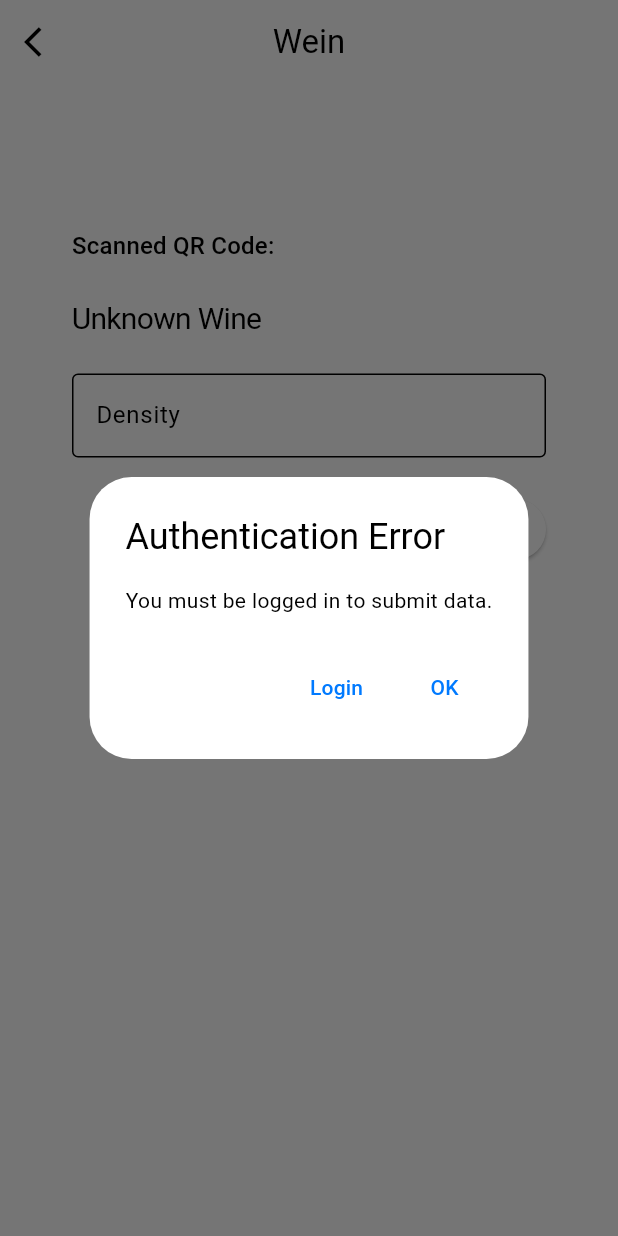
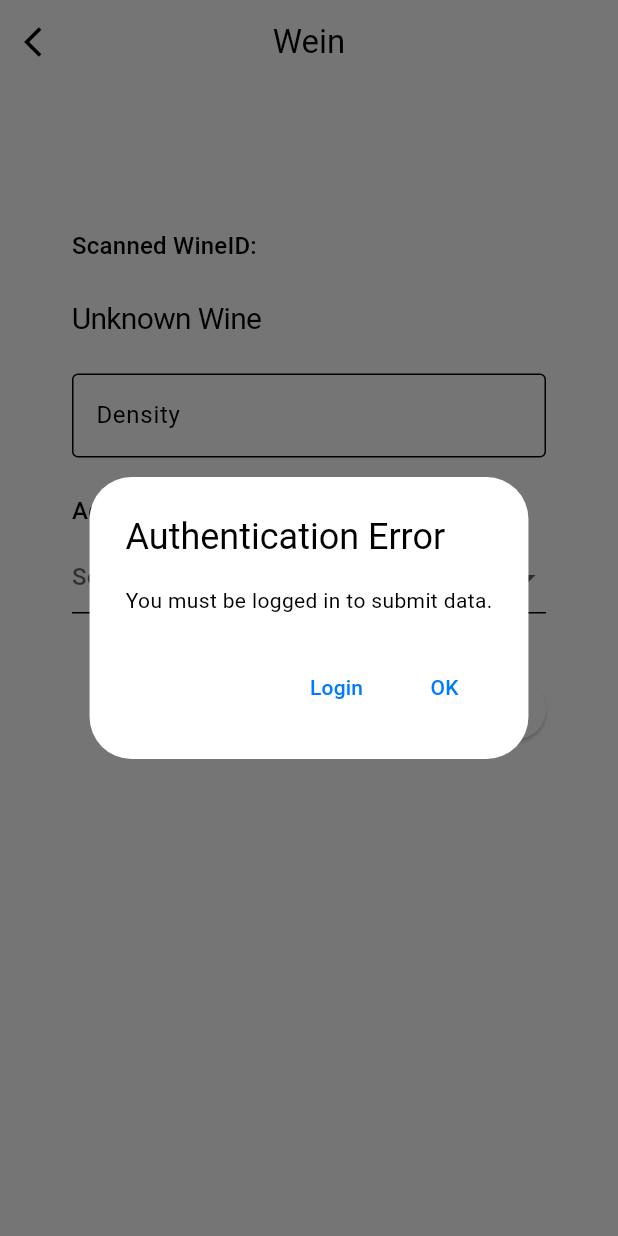
Before and after one commit to kirilft/Weinkeller, a Flutter app: the QRResultPage screen opened by its route, after a tap on "Submit", on a phone screen of 412 x 824 dp. Run offline on Flutter 3.47's test engine with Material 3 defaults, Android fonts, the phone set to English and light mode, and no system bars; our stand-ins replace flutter_secure_storage, flutter_svg, font_awesome_flutter, shared_preferences, sqflite; missing offline and left inert: qr_code_scanner; accounts and stored records are empty; Roboto replaces fonts that are missing (SF Pro, SFProDisplay).

Commit message:
adding the additives

```diff
--- a/lib/components/qr_result.dart
+++ b/lib/components/qr_result.dart
@@ -1,8 +1,17 @@
+import 'dart:ui'; // For FontFeature
 import 'package:flutter/material.dart';
 import 'package:flutter/services.dart';
+import 'package:intl/intl.dart';
 import 'package:provider/provider.dart';
 import 'package:weinkeller/services/api_service.dart';
 import 'package:weinkeller/services/auth_service.dart';
+
+/// A simple data class to hold additive information.
+class _AdditiveEntry {
+  String? selectedAdditive;
+  String amount;
+  _AdditiveEntry({this.selectedAdditive, this.amount = ''});
+}
 
 class QRResultPage extends StatefulWidget {
   static const routeName = '/qrResult';
@@ -18,7 +27,18 @@ class QRResultPage extends StatefulWidget {
 class _QRResultPageState extends State<QRResultPage> {
   final TextEditingController _densityController = TextEditingController();
   bool _isSubmitting = false;
-  String _wineName = ''; // This will store the fetched wine name
+  String _wineName = '';
+
+  // List to hold additive entries; starts with one empty entry.
+  List<_AdditiveEntry> _additiveEntries = [_AdditiveEntry()];
+
+  // Sample list of available additives.
+  final List<String> _availableAdditives = [
+    'Sulfur',
+    'Yeast Nutrient',
+    'Acid',
+    'Pectic Enzyme'
+  ];
 
   @override
   void initState() {
@@ -30,9 +50,9 @@ class _QRResultPageState extends State<QRResultPage> {
     try {
       final apiService = Provider.of<ApiService>(context, listen: false);
       final authService = Provider.of<AuthService>(context, listen: false);
-      // Parse the QR code as wineId
+      // Parse the QR code as wineId.
       final wineId = int.parse(widget.qrCode);
-      // Retrieve the token; if null, we cannot fetch the wine name
+      // Retrieve the token; if null, we cannot fetch the wine name.
       final token = authService.authToken;
       if (token == null || token.isEmpty) {
         setState(() {
@@ -52,12 +72,15 @@ class _QRResultPageState extends State<QRResultPage> {
     }
   }
 
-  /// Submits the QR code and additional data (density) to the server.
+  /// Submits the fermentation entry and/or additives.
+  ///
+  /// If a density is provided, a fermentation entry is created. Additionally,
+  /// for every additive selected with an entered amount, a separate API call is made
+  /// using [apiService.createAdditive]. At least one of these must be provided.
   Future<void> _submitData() async {
     final authService = Provider.of<AuthService>(context, listen: false);
     final apiService = Provider.of<ApiService>(context, listen: false);
-
-    final token = authService.authToken; // Retrieve the stored auth token
+    final token = authService.authToken;
     final qrCode = widget.qrCode;
     final densityInput = _densityController.text.trim();
 
@@ -70,12 +93,9 @@ class _QRResultPageState extends State<QRResultPage> {
       return;
     }
 
-    if (densityInput.isEmpty) {
-      _showErrorDialog('Validation Error', 'Please enter the density value.');
-      return;
-    }
-
-    double density;
+    // Parse density if provided.
+    double? density;
+    if (densityInput.isNotEmpty) {
       try {
         density = double.parse(densityInput);
       } catch (_) {
@@ -83,8 +103,9 @@ class _QRResultPageState extends State<QRResultPage> {
             'Validation Error', 'Density must be a valid number (e.g., 0.98).');
         return;
       }
+    }
 
-    // Convert QR code to wineId (assuming it's numeric).
+    // Convert QR code to wineId.
     int wineId;
     try {
       wineId = int.parse(qrCode);
@@ -93,18 +114,60 @@ class _QRResultPageState extends State<QRResultPage> {
       return;
     }
 
+    // Gather additive entries from the form.
+    List<Map<String, dynamic>> additivePayloads = [];
+    for (var entry in _additiveEntries) {
+      if (entry.selectedAdditive != null &&
+          entry.selectedAdditive!.isNotEmpty) {
+        if (entry.amount.trim().isEmpty) {
+          _showErrorDialog('Validation Error',
+              'Please enter the amount for ${entry.selectedAdditive}.');
+          return;
+        }
+        double additiveAmount;
+        try {
+          additiveAmount = double.parse(entry.amount);
+        } catch (_) {
+          _showErrorDialog('Validation Error',
+              'Amount for ${entry.selectedAdditive} must be a valid number.');
+          return;
+        }
+        additivePayloads.add({
+          'type': entry.selectedAdditive,
+          'date':
+              DateFormat("yyyy-MM-dd'T'HH:mm:ss.SSS'Z'").format(DateTime.now()),
+          // For simplicity, we use the "amountGrammsPerLitre" field.
+          'amountGrammsPerLitre': additiveAmount,
+          'wineId': wineId,
+        });
+      }
+    }
+
+    // At least one of density or additives must be provided.
+    if (density == null && additivePayloads.isEmpty) {
+      _showErrorDialog('Validation Error',
+          'Please enter a density value or add at least one additive.');
+      return;
+    }
+
     final DateTime date = DateTime.now();
-
     setState(() => _isSubmitting = true);
 
     try {
+      // If density is provided, submit the fermentation entry.
+      if (density != null) {
         await apiService.addFermentationEntry(
           token: token,
           date: date,
           density: density,
           wineId: wineId,
         );
-      _showSuccessDialog('Fermentation entry added successfully!');
+      }
+      // For every additive provided, create an additive entry.
+      for (var payload in additivePayloads) {
+        await apiService.createAdditive(payload, token: token);
+      }
+      _showSuccessSnackbar('Entry added successfully!');
     } catch (e) {
       _showErrorDialog('Submission Error', e.toString());
     } finally {
@@ -128,8 +191,9 @@ class _QRResultPageState extends State<QRResultPage> {
             if (showLoginButton)
               TextButton(
                 onPressed: () {
-                  Navigator.of(context).pop(); // Close dialog
-                  Navigator.of(context).pushNamed('/login'); // Go to login page
+                  Navigator.of(context).pop(); // Close dialog.
+                  Navigator.of(context)
+                      .pushNamed('/login'); // Navigate to login.
                 },
                 child: const Text('Login'),
               ),
@@ -143,25 +207,61 @@ class _QRResultPageState extends State<QRResultPage> {
     );
   }
 
-  /// Displays a success dialog.
-  void _showSuccessDialog(String message) {
-    showDialog<void>(
-      context: context,
-      builder: (BuildContext context) {
-        return AlertDialog(
-          title: const Text('Success'),
-          content: SingleChildScrollView(child: Text(message)),
-          actions: [
-            TextButton(
-              child: const Text('OK'),
-              onPressed: () {
-                Navigator.of(context).pop(); // Close dialog
-                Navigator.of(context).pop(); // Go back to previous screen
+  /// Displays a success snackbar.
+  void _showSuccessSnackbar(String message) {
+    final snackBar = SnackBar(
+      content: Text(message),
+      duration: const Duration(seconds: 2),
+    );
+    ScaffoldMessenger.of(context).showSnackBar(snackBar).closed.then((_) {
+      Navigator.of(context).pop(); // Navigate back after snackbar closes.
+    });
+  }
+
+  /// Builds a single additive row with a dropdown and, if selected, an amount field.
+  Widget _buildAdditiveRow(int index) {
+    final additiveEntry = _additiveEntries[index];
+    return Column(
+      crossAxisAlignment: CrossAxisAlignment.start,
+      children: [
+        DropdownButtonFormField<String>(
+          value: additiveEntry.selectedAdditive,
+          hint: const Text('Select an additive'),
+          items: _availableAdditives.map((additive) {
+            return DropdownMenuItem<String>(
+              value: additive,
+              child: Text(additive),
+            );
+          }).toList(),
+          onChanged: (value) {
+            setState(() {
+              _additiveEntries[index].selectedAdditive = value;
+              // If an additive is selected in the last row, append a new empty row.
+              if (value != null && index == _additiveEntries.length - 1) {
+                _additiveEntries.add(_AdditiveEntry());
+              }
+            });
           },
         ),
+        if (additiveEntry.selectedAdditive != null)
+          Padding(
+            padding: const EdgeInsets.only(top: 8.0),
+            child: TextField(
+              decoration: InputDecoration(
+                labelText: '${additiveEntry.selectedAdditive} Amount',
+                hintText: 'Enter amount for ${additiveEntry.selectedAdditive}',
+                border: const OutlineInputBorder(),
+              ),
+              keyboardType: TextInputType.number,
+              onChanged: (value) {
+                setState(() {
+                  _additiveEntries[index].amount = value;
+                });
+              },
+            ),
+          ),
+        const SizedBox(height: 16),
       ],
-        );
-      },
     );
   }
 
@@ -190,22 +290,22 @@ class _QRResultPageState extends State<QRResultPage> {
           child: Column(
             crossAxisAlignment: CrossAxisAlignment.start,
             children: [
-              // "Scanned QR Code:" with the code appended.
+              // Display the scanned wine ID.
               Text(
-                'Scanned QR Code: ${widget.qrCode}',
+                'Scanned WineID: ${widget.qrCode}',
                 style: Theme.of(context).textTheme.titleMedium,
               ),
               const SizedBox(height: 24),
-              // Headline: use the fetched wine name (if available), aligned left.
+              // Display the wine name (or a loading message).
               Text(
                 _wineName.isEmpty ? 'Loading...' : _wineName,
                 style: const TextStyle(
-                  color: Color(0xFF000000), // var(--luminance-black, #000)
+                  color: Color(0xFF000000),
                   fontFamily: 'SF Pro',
                   fontSize: 20,
                   fontStyle: FontStyle.normal,
                   fontWeight: FontWeight.w400,
-                  height: 1.25, // 25/20
+                  height: 1.25,
                   letterSpacing: -0.45,
                   fontFeatures: [
                     FontFeature.disable('liga'),
@@ -225,7 +325,18 @@ class _QRResultPageState extends State<QRResultPage> {
                 keyboardType: TextInputType.number,
               ),
               const SizedBox(height: 24),
-              // Submit button aligned to the right.
+              // Additives Section.
+              Text(
+                'Additives (optional)',
+                style: Theme.of(context).textTheme.titleMedium,
+              ),
+              const SizedBox(height: 8),
+              Column(
+                children: List.generate(_additiveEntries.length,
+                    (index) => _buildAdditiveRow(index)),
+              ),
+              const SizedBox(height: 24),
+              // Submit button.
               _isSubmitting
                   ? const Center(child: CircularProgressIndicator())
                   : Align(
--- a/lib/main.dart
+++ b/lib/main.dart
@@ -18,7 +18,7 @@ Future<void> main() async {
 
     // Attempt to read baseUrl from secure storage; fallback to a default if none is found
     final savedBaseUrl = await secureStorage.read(key: 'baseUrl') ??
-        'https://api.kasai.tech/api';
+        '';
 
     // Create the ApiService with the base URL
     final apiService = ApiService(baseUrl: savedBaseUrl);
--- a/lib/providers/settings_provider.dart
+++ b/lib/providers/settings_provider.dart
@@ -22,7 +22,7 @@ class SettingsProvider with ChangeNotifier {
     final storedToken = await secureStorage.read(key: _authTokenKey);
 
     // Use fallback if no baseURL is found
-    _baseURL = storedBaseUrl ?? 'http://localhost:80/api';
+    _baseURL = storedBaseUrl ?? 'https://api.kasai.tech/api';
     _authToken = storedToken;
     notifyListeners();
   }
```
Lines whose indentation alone changed are shown as unchanged.
